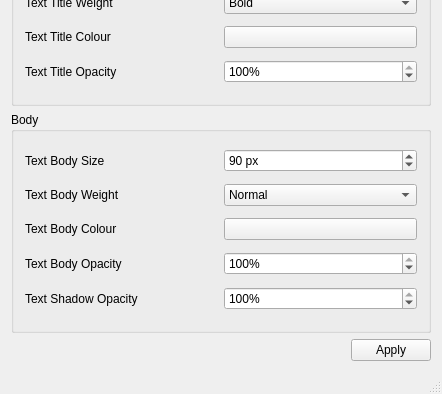
The window that mainwindow.ui (amandeepg/notifyosdconfig) describes before a commit, drawn with Qt 5; both pictures show x 0 to 442 and y 478 to 872 of the 442 by 872 pixel window.
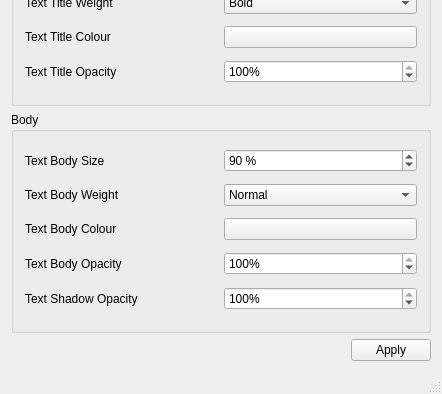
The same window after the commit. Icons and pictures are not drawn. Custom widgets are drawn as their Qt base class.

```diff
--- a/mainwindow.ui
+++ b/mainwindow.ui
@@ -513,10 +513,10 @@
           <bool>true</bool>
          </property>
          <property name="suffix">
-          <string> px</string>
+          <string> %</string>
          </property>
          <property name="maximum">
-          <number>1000</number>
+          <number>100</number>
          </property>
          <property name="value">
           <number>90</number>
```
Left out of the diff: 49 changed lines with no effect on the pictures.
